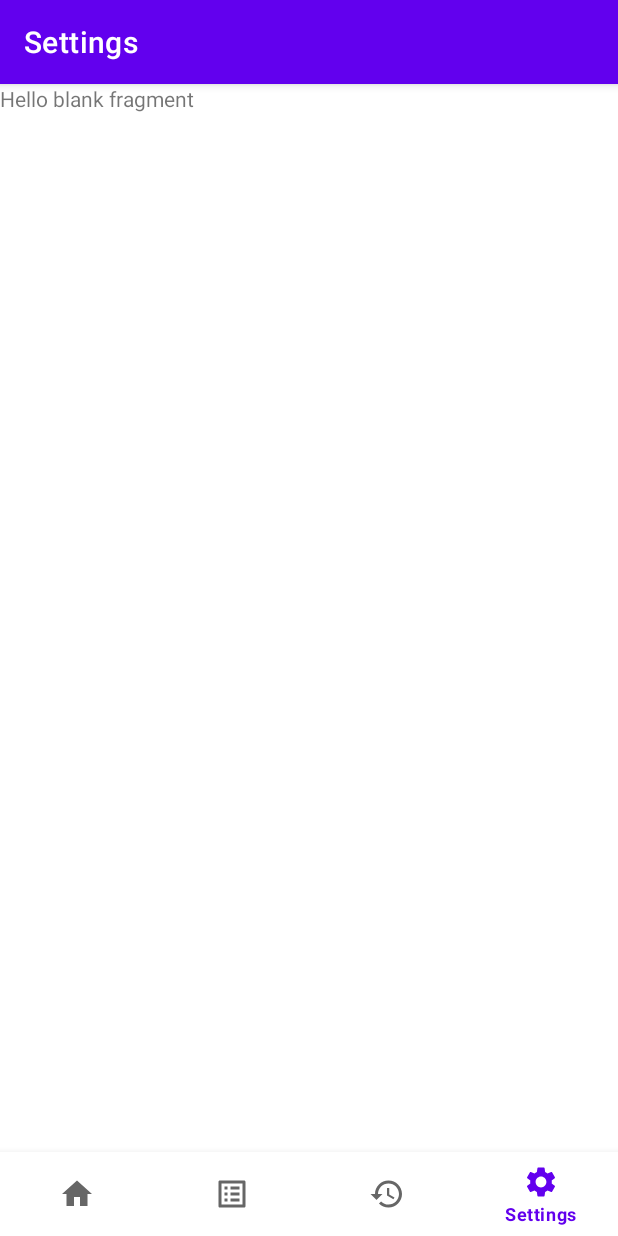
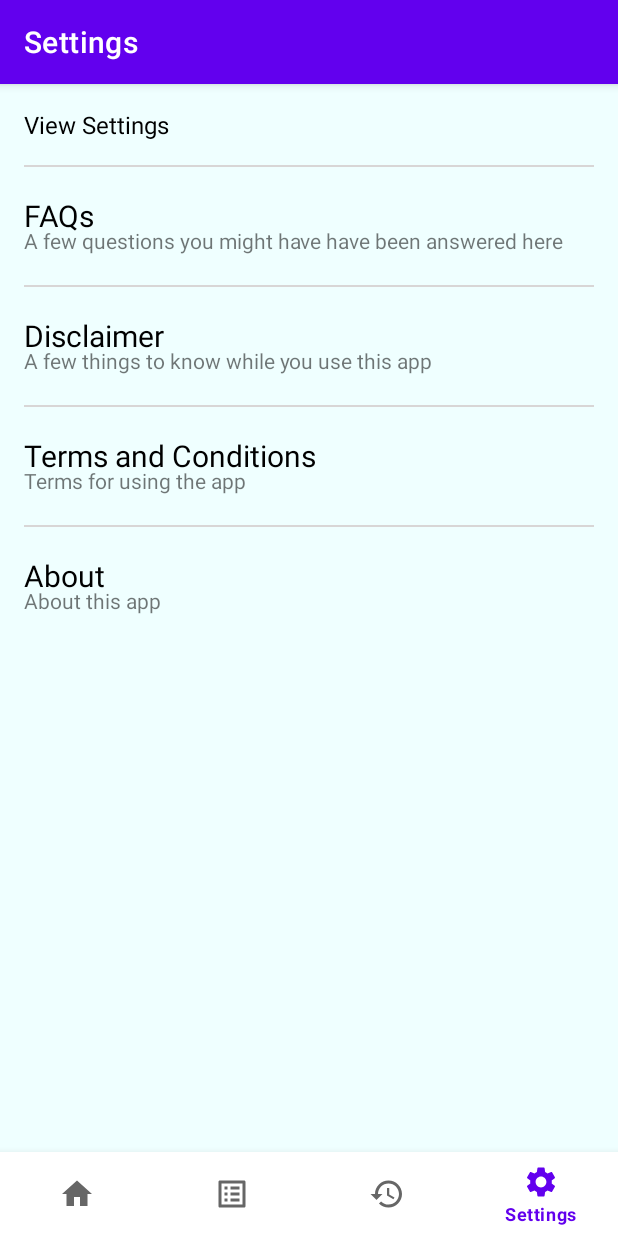
Before and after one commit to razak17/dermoscan, an Android app: the SettingsFragment screen opened through its navigation route, on a phone screen of 412 x 824 dp. Run offline under Robolectric (Android 15) with nearby library versions, the phone set to English and light mode, and no system bars; our stand-ins replace navigation-ui; network calls fail.

Commit message:
6. Settings Fragment Recycler View with onClick handler.

```diff
--- /dev/null
+++ b/app/src/main/java/com/example/dermoscan/adapters/SettingsAdapter.kt
@@ -0,0 +1,61 @@
+package com.example.dermoscan.adapters
+
+import android.view.LayoutInflater
+import android.view.View
+import android.view.ViewGroup
+import android.widget.TextView
+import androidx.recyclerview.widget.RecyclerView
+import com.example.dermoscan.R
+import com.example.dermoscan.models.SettingModel
+
+class SettingsAdapter(
+    private val settingsList: MutableList<SettingModel>
+): RecyclerView.Adapter<SettingsAdapter.ViewHolder>() {
+
+    private lateinit var settingClickListener: OnSettingClickListener
+
+    override fun onCreateViewHolder(parent: ViewGroup, viewType: Int): ViewHolder {
+        val view =
+            LayoutInflater.from(parent.context).inflate(R.layout.settings_item, parent, false)
+
+        return ViewHolder(view, settingClickListener)
+    }
+
+    override fun onBindViewHolder(holder: ViewHolder, position: Int) {
+        val settingsModel = settingsList[position]
+
+        holder.settingTitle.text = settingsModel.settingTitle
+        holder.settingSubtitle.text = settingsModel.settingSubTitle
+    }
+
+
+    override fun getItemCount(): Int = settingsList.size // return list of items
+
+    // Holds the views for adding it to image and text
+    class ViewHolder(ItemView: View, listener: OnSettingClickListener) : RecyclerView.ViewHolder(ItemView) {
+        val settingTitle: TextView = itemView.findViewById(R.id.tvSettingTitle)
+        val settingSubtitle: TextView = itemView.findViewById(R.id.tvSettingSubtitle)
+
+        init {
+            itemView.setOnClickListener {
+                val adapter = adapterPosition
+                if (adapter != RecyclerView.NO_POSITION) {
+                    listener.onSettingClick(adapterPosition)
+                }
+            }
+        }
+    }
+
+    fun addSetting(setting: SettingModel) {
+        settingsList.add(setting)
+        notifyItemInserted(settingsList.size - 1)
+    }
+
+    interface OnSettingClickListener {
+        fun onSettingClick(position: Int)
+    }
+
+    fun setOnSettingClickListener(listener: OnSettingClickListener) {
+        settingClickListener = listener
+    }
+}
--- a/app/src/main/java/com/example/dermoscan/fragments/BaseFragment.kt
+++ b/app/src/main/java/com/example/dermoscan/fragments/BaseFragment.kt
@@ -4,7 +4,6 @@ import android.os.Bundle
 import android.view.LayoutInflater
 import android.view.View
 import android.view.ViewGroup
-import android.widget.Toast
 import androidx.fragment.app.Fragment
 import androidx.navigation.fragment.findNavController
 import androidx.recyclerview.widget.LinearLayoutManager
@@ -14,6 +13,7 @@ import com.example.dermoscan.adapters.BlogAdapter
 import com.example.dermoscan.adapters.ScanAdapter
 import com.example.dermoscan.databinding.FragmentBaseBinding
 import com.example.dermoscan.models.BlogModel
+import com.example.dermoscan.utils.showToast
 
 class BaseFragment : Fragment() {
     private var _binding: FragmentBaseBinding? = null
@@ -59,15 +59,18 @@ class BaseFragment : Fragment() {
                 val blogContent = blogArticle[position]
                 val blogImage = blogImageId[position]
                 val action =
-                    BaseFragmentDirections.navigateToBlogDetailsFragment(blogTitle, blogContent, blogImage)
+                    BaseFragmentDirections.navigateToBlogDetailsFragment(
+                        blogTitle,
+                        blogContent,
+                        blogImage
+                    )
                 findNavController().navigate(action)
             }
         })
 
         scanAdapter.setOnScanClickListener(object : ScanAdapter.OnScanClickListener {
             override fun onScanClick(position: Int) {
-                Toast.makeText(activity, "Scan Item $position clicked!!!", Toast.LENGTH_SHORT)
-                    .show()
+                activity?.let { showToast(it, "Scan Item $position clicked!!!") }
             }
         })
 
--- a/app/src/main/java/com/example/dermoscan/fragments/SettingsFragment.kt
+++ b/app/src/main/java/com/example/dermoscan/fragments/SettingsFragment.kt
@@ -5,11 +5,21 @@ import android.view.LayoutInflater
 import android.view.View
 import android.view.ViewGroup
 import androidx.fragment.app.Fragment
+import androidx.navigation.fragment.findNavController
+import androidx.recyclerview.widget.LinearLayoutManager
+import com.example.dermoscan.adapters.SettingsAdapter
 import com.example.dermoscan.databinding.FragmentSettingsBinding
+import com.example.dermoscan.models.SettingModel
+import com.example.dermoscan.utils.showToast
 
 class SettingsFragment : Fragment() {
     private var _binding: FragmentSettingsBinding? = null
     private val binding get() = _binding!!
+
+    private lateinit var settingsAdapter: SettingsAdapter
+
+    private lateinit var titles: Array<String>
+    private lateinit var subtitles: Array<String>
 
     override fun onCreateView(
         inflater: LayoutInflater, container: ViewGroup?,
@@ -17,6 +27,26 @@ class SettingsFragment : Fragment() {
     ): View {
         _binding = FragmentSettingsBinding.inflate(inflater, container, false)
         val view = binding.root
+
+        settingsAdapter = SettingsAdapter(ArrayList())
+        loadSettings()
+
+        binding.rvSettings.apply {
+            layoutManager = LinearLayoutManager(activity)
+            adapter = settingsAdapter
+        }
+
+        settingsAdapter.setOnSettingClickListener(object : SettingsAdapter.OnSettingClickListener {
+            override fun onSettingClick(position: Int) {
+                if (position == 0) {
+                    val action = SettingsFragmentDirections.navigateToScanAboutFragment()
+                    findNavController().navigate(action)
+                } else {
+                    activity?.let { showToast(it, "Setting Item $position") }
+                }
+            }
+        })
+
         return view
     }
 
@@ -24,4 +54,25 @@ class SettingsFragment : Fragment() {
         super.onDestroyView()
         _binding = null
     }
+
+    private fun loadSettings() {
+        titles = arrayOf(
+            "FAQs",
+            "Disclaimer",
+            "Terms and Conditions",
+            "About",
+            )
+
+        subtitles = arrayOf(
+            "A few questions you might have have been answered here",
+            "A few things to know while you use this app",
+            "Terms for using the app",
+            "About this app",
+            )
+
+        for (i in titles.indices) {
+            val setting = SettingModel(titles[i], subtitles[i])
+            settingsAdapter.addSetting(setting)
+        }
+    }
 }
--- /dev/null
+++ b/app/src/main/java/com/example/dermoscan/models/SettingModel.kt
@@ -0,0 +1,3 @@
+package com.example.dermoscan.models
+
+data class SettingModel(val settingTitle: String, val settingSubTitle: String)
--- a/app/src/main/res/layout/fragment_base.xml
+++ b/app/src/main/res/layout/fragment_base.xml
@@ -10,7 +10,7 @@
     <com.google.android.material.card.MaterialCardView
         android:id="@+id/cvWelcomeCard"
         android:layout_width="match_parent"
-        android:layout_height="180dp"
+        android:layout_height="200dp"
         android:layout_margin="16dp"
         app:cardCornerRadius="10dp"
         app:cardElevation="2dp"
@@ -18,43 +18,39 @@
         app:layout_constraintStart_toStartOf="parent"
         app:layout_constraintTop_toTopOf="parent">
 
+        <LinearLayout
+            android:layout_width="match_parent"
+            android:layout_height="match_parent"
+            android:orientation="vertical"
+            >
+
             <TextView
                 android:id="@+id/tvFirstFragment"
                 android:layout_width="wrap_content"
                 android:layout_height="wrap_content"
                 android:layout_gravity="center_horizontal"
-            android:layout_marginTop="34dp"
+                android:layout_marginTop="40dp"
                 android:text="@string/strWelcomeMessage"
                 android:textColor="@color/black"
                 android:textSize="32sp"
-            android:textStyle="bold"
-            app:layout_constraintEnd_toEndOf="parent"
-            app:layout_constraintStart_toStartOf="parent"
-            app:layout_constraintTop_toTopOf="parent" />
+                android:textStyle="bold" />
 
             <TextView
                 android:id="@+id/tvWelcomeSub"
                 android:layout_width="wrap_content"
                 android:layout_height="wrap_content"
-            android:layout_gravity="center_horizontal"
-            android:layout_marginTop="70dp"
+                android:layout_gravity="center"
                 android:text="@string/strWelcomeSub"
-            android:textSize="14sp"
-            app:layout_constraintEnd_toEndOf="parent"
-            app:layout_constraintStart_toStartOf="parent"
-            app:layout_constraintTop_toBottomOf="@+id/tvFirstFragment" />
+                android:textSize="14sp" />
 
             <Button
                 android:id="@+id/btnScanImage"
                 android:layout_width="wrap_content"
                 android:layout_height="wrap_content"
                 android:layout_gravity="center_horizontal"
-            android:layout_marginTop="100dp"
-            android:text="@string/strNewScan"
-            app:layout_constraintEnd_toEndOf="parent"
-            app:layout_constraintStart_toStartOf="parent"
-            app:layout_constraintTop_toBottomOf="@+id/tvWelcomeSub" />
-
+                android:layout_marginTop="10dp"
+                android:text="@string/strNewScan" />
+        </LinearLayout>
     </com.google.android.material.card.MaterialCardView>
 
     <TextView
@@ -97,8 +93,8 @@
         android:id="@+id/tvAllScans"
         android:layout_width="wrap_content"
         android:layout_height="wrap_content"
+        android:layout_marginTop="6dp"
         android:layout_marginEnd="20dp"
-        android:layout_marginTop="6dp"
         android:text="@string/strAllScans"
         android:textSize="18sp"
         app:layout_constraintEnd_toEndOf="parent"
@@ -123,9 +119,9 @@
         android:layout_gravity="bottom|end"
         android:layout_marginEnd="20dp"
         android:layout_marginBottom="20dp"
+        android:contentDescription="@string/strFabCamera"
         app:layout_constraintBottom_toBottomOf="parent"
         app:layout_constraintEnd_toEndOf="parent"
-        app:srcCompat="@drawable/ic_camera"
-        android:contentDescription="@string/strFabCamera" />
+        app:srcCompat="@drawable/ic_camera" />
 
 </androidx.constraintlayout.widget.ConstraintLayout>
--- a/app/src/main/res/layout/fragment_blog_details.xml
+++ b/app/src/main/res/layout/fragment_blog_details.xml
@@ -52,7 +52,8 @@
                 android:layout_width="wrap_content"
                 android:layout_height="wrap_content"
                 android:text="@string/blog_1"
-                android:textSize="12sp"
+                android:textSize="14sp"
+                android:lineSpacingExtra="6sp"
                 android:textColor="@color/black"
                 android:paddingRight="12dp"
                 android:paddingLeft="12dp"
--- a/app/src/main/res/layout/fragment_settings.xml
+++ b/app/src/main/res/layout/fragment_settings.xml
@@ -1,14 +1,33 @@
 <?xml version="1.0" encoding="utf-8"?>
-<FrameLayout xmlns:android="http://schemas.android.com/apk/res/android"
+<androidx.constraintlayout.widget.ConstraintLayout xmlns:android="http://schemas.android.com/apk/res/android"
+    xmlns:app="http://schemas.android.com/apk/res-auto"
     xmlns:tools="http://schemas.android.com/tools"
+    android:id="@+id/frameLayout3"
     android:layout_width="match_parent"
     android:layout_height="match_parent"
+    android:background="@color/egg_white"
     tools:context=".fragments.SettingsFragment">
 
-    <!-- TODO: Update blank fragment layout -->
     <TextView
+        android:id="@+id/tvViewSettings"
+        android:layout_width="wrap_content"
+        android:layout_height="wrap_content"
+        android:layout_margin="16dp"
+        android:text="@string/strViewSettings"
+        android:textSize="16sp"
+        android:textColor="@color/black"
+        app:layout_constraintStart_toStartOf="parent"
+        app:layout_constraintTop_toTopOf="parent" />
+
+
+    <androidx.recyclerview.widget.RecyclerView
+        android:id="@+id/rvSettings"
         android:layout_width="match_parent"
-        android:layout_height="match_parent"
-        android:text="@string/hello_blank_fragment" />
+        android:layout_height="0dp"
+        android:layout_margin="16dp"
+        app:layout_constraintEnd_toEndOf="parent"
+        app:layout_constraintStart_toStartOf="parent"
+        app:layout_constraintTop_toBottomOf="@+id/tvViewSettings" />
 
-</FrameLayout>
+
+</androidx.constraintlayout.widget.ConstraintLayout>
--- /dev/null
+++ b/app/src/main/res/layout/settings_item.xml
@@ -0,0 +1,38 @@
+<?xml version="1.0" encoding="utf-8"?>
+<androidx.constraintlayout.widget.ConstraintLayout xmlns:android="http://schemas.android.com/apk/res/android"
+    xmlns:app="http://schemas.android.com/apk/res-auto"
+    xmlns:tools="http://schemas.android.com/tools"
+    android:layout_width="match_parent"
+    android:orientation="vertical"
+    android:layout_height="80dp">
+
+    <TextView
+        android:id="@+id/tvSettingTitle"
+        android:layout_width="wrap_content"
+        android:layout_height="wrap_content"
+        android:text="About"
+        android:layout_marginTop="20dp"
+        android:textColor="@color/black"
+        android:textSize="20sp"
+        app:layout_constraintStart_toStartOf="parent"
+        app:layout_constraintTop_toTopOf="parent" />
+
+    <TextView
+        android:id="@+id/tvSettingSubtitle"
+        android:layout_width="wrap_content"
+        android:layout_height="wrap_content"
+        android:layout_marginBottom="20dp"
+        android:text="About this app"
+        android:textSize="14sp"
+        app:layout_constraintBottom_toBottomOf="parent"
+        app:layout_constraintStart_toStartOf="parent" />
+
+    <View
+        android:layout_width="0dp"
+        android:layout_height="1dp"
+        android:background="@color/underline"
+        app:layout_constraintBaseline_toBottomOf="parent"
+        app:layout_constraintStart_toStartOf="parent"
+        tools:layout_editor_absoluteY="80dp" />
+
+</androidx.constraintlayout.widget.ConstraintLayout>
--- a/app/src/main/res/navigation/nav_graph.xml
+++ b/app/src/main/res/navigation/nav_graph.xml
@@ -34,7 +34,11 @@
         android:id="@+id/settingsFragment"
         android:name="com.example.dermoscan.fragments.SettingsFragment"
         android:label="Settings"
-        tools:layout="@layout/fragment_settings" />
+        tools:layout="@layout/fragment_settings" >
+        <action
+            android:id="@+id/navigateToScanAboutFragment"
+            app:destination="@id/aboutFragment" />
+    </fragment>
     <fragment
         android:id="@+id/aboutFragment"
         android:name="com.example.dermoscan.fragments.AboutFragment"
@@ -48,7 +52,8 @@
     <fragment
         android:id="@+id/blogDetailsFragment"
         android:name="com.example.dermoscan.fragments.BlogDetailsFragment"
-        android:label="Read More"
+        android:label="{blogTitle}"
+        tools:ignore="ExtraText"
         tools:layout="@layout/fragment_blog_details">
         <argument
             android:name="blogTitle"
--- a/app/src/main/res/values/strings.xml
+++ b/app/src/main/res/values/strings.xml
@@ -29,7 +29,7 @@
     </string>
     <string name="attachment_summary_off">Only download attachments when manually requested</string>
     <string name="strAbout">About</string>
-    <string name="strViewSettings">Legal</string>
+    <string name="strViewSettings">View Settings</string>
     <string name="strBlogHeader">Dermoscan Blog</string>
     <string name="strRecentScansHeader">Recent Scans</string>
     <string name="strResultRCNN">RCCN:</string>
```
Lines whose indentation alone changed are shown as unchanged.
